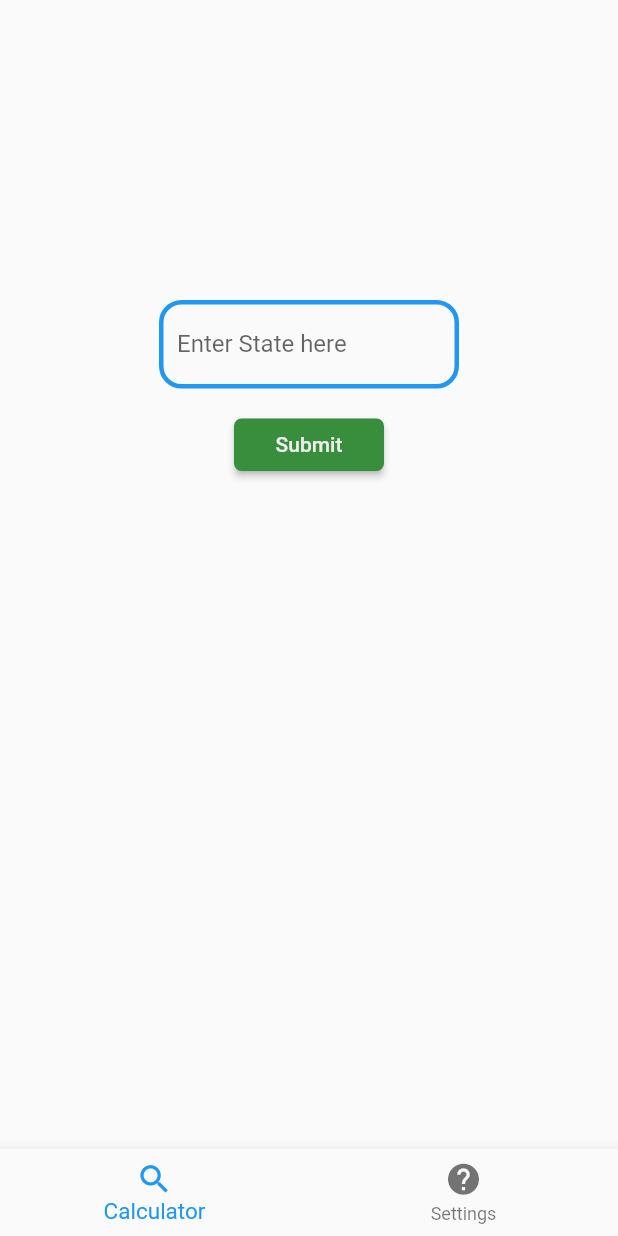
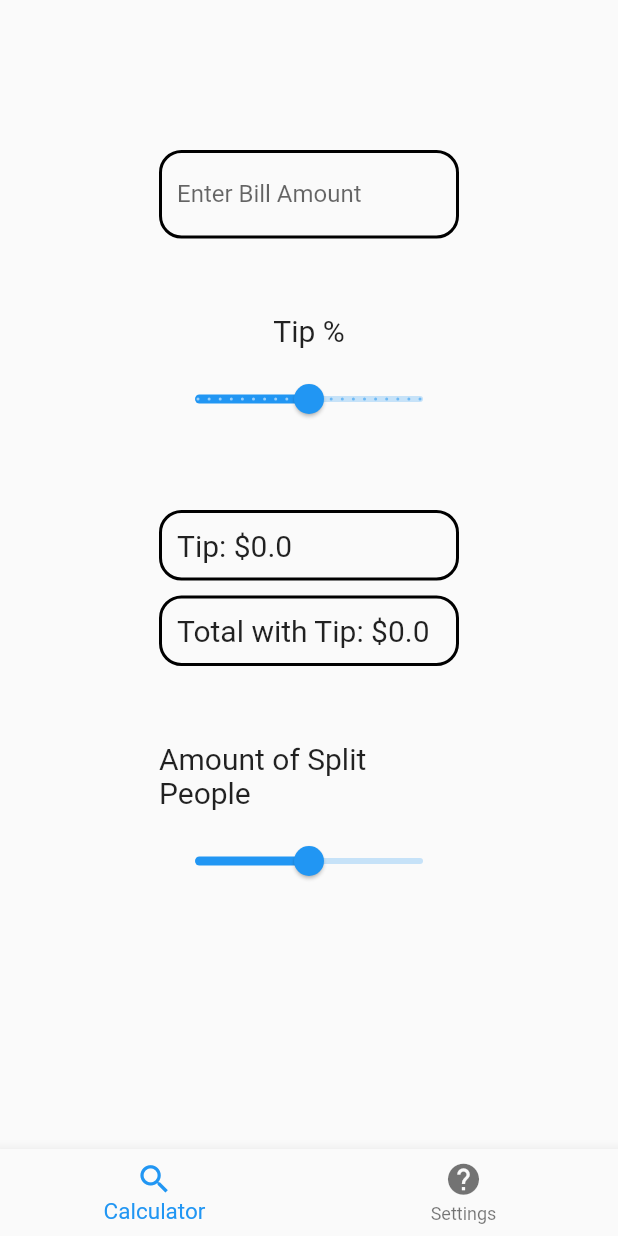
Before and after one commit to akhilk999/tip_calculator, a Flutter app: the screen it shows after launch, on a phone screen of 412 x 824 dp. Run offline on Flutter 3.47's test engine with Material 2 defaults, Android fonts, the phone set to English and light mode, and no system bars.

Commit message:
added input for tip & bill #

```diff
--- a/lib/calculator.dart
+++ b/lib/calculator.dart
@@ -2,6 +2,8 @@ import 'package:flutter/material.dart';
 import 'package:tip_calculator/main.dart';
 
  String region ='';
+var billAmount = 0;
+double tipAmount = 0;
 class Calculator extends StatefulWidget {
   const Calculator({Key key}) : super(key: key);
   @override
@@ -9,80 +11,120 @@ class Calculator extends StatefulWidget {
 }
 
 class _CalculatorState extends State<Calculator> {
+  BoxDecoration myBoxDecoration() {
+    return BoxDecoration(
+      border: Border.all(
+          width: 2.0
+      ),
+      borderRadius: BorderRadius.all(
+          Radius.circular(15.0) //                 <--- border radius here
+      ),
+    );
+  }
+  double _currentSliderValue = 10;
+  double _currentSliderValue2 = 15;
   int charLength = 0;
-
-  final _formKey = GlobalKey<FormState>();
+  TextEditingController textController = new TextEditingController();
   _onChanged(String value) {
-    region = value;
     setState(() {
       charLength = value.length;
     });
+    billAmount = int.parse(textController.text);
   }
   @override
   Widget build(BuildContext context) {
     return Scaffold(
-      body: Center(
+      body: SingleChildScrollView(
+        child: Center(
           child: Column(
             children: [
               Container(
                 width: 200,
-              child: Form(
-                key: _formKey,
                 child: Column(
                       children:[
-                      Container(
-                    height: 200,
-                  ),
+                        Container(height: 100),
                         Container(
                           width: 200,
-                        child: TextFormField(
+                          child: TextField(
+                            controller: textController,
                             textAlign: TextAlign.center,
                             //controller: textController,
                             //autocorrect: true,
                             decoration:
-                          InputDecoration(labelText: 'Enter State here',
+                            InputDecoration(labelText: 'Enter Bill Amount',
                                 enabledBorder: OutlineInputBorder(
-                                borderSide: BorderSide(width: 3, color: Colors.blue),
+                                  borderSide: BorderSide(width: 2),
                                   borderRadius: BorderRadius.circular(15),
                             ),
                                 focusedBorder: OutlineInputBorder(
-                                borderSide: BorderSide(width: 3, color: Colors.red),
+                                  borderSide: BorderSide(width: 3, color: Colors.blue),
+                                  //borderSide: BorderSide(width: 3, color: Colors.red),
                                   borderRadius: BorderRadius.circular(15),
                                 )),
+                            keyboardType: TextInputType.number,
                             onChanged: _onChanged,
-                          validator: (value) {
-                            if (value == null) {
-                              return 'Please enter your state';
-                            }
-                            return null;
+                          ),
+                        ),
+                        Container(height: 50),
+                        Text('Tip %',
+                          style: new TextStyle(fontSize: 20.0),
+                        ),
+                        Container(height: 10),
+                        Slider(
+                          value: _currentSliderValue,
+                          max:20,
+                          divisions: 20,
+                          label: _currentSliderValue.round().toString() + "%",
+                          onChanged: (double value){
+                            setState(() {
+                              _currentSliderValue = value;
+                              tipAmount = value;
+                            });
                           },
                         ),
+                        //Text(billAmount.toString()),
+                        //Text((tipAmount.round()/100).toString()),
+                        Container(height: 50),
+                        Container(
+                            width: 500,
+                            padding: const EdgeInsets.all(10.0),
+                            decoration: myBoxDecoration(),
+                            //double.parse((12.3412).toStringAsFixed(2));
+                            child: Text("Tip: "+r"$"+double.parse((tipAmount/100*billAmount).toStringAsFixed(2)).toString(), style: new TextStyle(fontSize: 20.0),)
                         ),
+                        Container(height: 10),
                         Container(
-                        height: 75.0,
-                        width: 200.0,
-                        padding: EdgeInsets.fromLTRB(50, 20, 50, 20),
-                        child: RaisedButton(
-                          color: Colors.green[700],
-                          shape: RoundedRectangleBorder(
-                              borderRadius: BorderRadius.circular(5.0)),
-                          child: Text("Submit",
-                              style: TextStyle(
-                                color: Colors.grey[200],
-                              )),
-                          onPressed: () {
-                            //Navigator.push(context, MaterialPageRoute(settings: RouteSettings(name: "/southernRegion"),builder: (context) => pacificCoastalRegion()));
+                          width: 500,
+                          padding: const EdgeInsets.all(10.0),
+                          decoration: myBoxDecoration(),
+                            //double.parse((12.3412).toStringAsFixed(2));
+                          child: Text("Total with Tip: "+r"$"+double.parse((billAmount + (tipAmount/100*billAmount)).toStringAsFixed(2)).toString(), style: new TextStyle(fontSize: 20.0),)
+                        ),
+                        Container(height: 50),
+                        Text('Amount of Split People',
+                          style: new TextStyle(fontSize: 20.0),
+                        ),
+                        Container(height: 10),
+                        Slider(
+                          value: _currentSliderValue2,
+                          max:30,
+                          divisions: 30,
+                          label: _currentSliderValue2.round().toString() + " people",
+                          onChanged: (double value){
+                            setState(() {
+                              _currentSliderValue2 = value;
+                              tipAmount = value;
+                            });
                           },
                         ),
-                      ),
                       ]
-                ),
                   ),
               ),
             ],
 
           ),
         ),
+      ),
     );
   }
 }
--- a/lib/settings.dart
+++ b/lib/settings.dart
@@ -16,7 +16,14 @@ class _SettingsState extends State<Settings> {
       body: Center(
         child: Column(
           children: [
-            Text('Settings'),
+            Container(
+              height: 200
+            ),
+            Text('Settings',
+                style: new TextStyle(
+                fontSize: 20.0,
+              ),
+            ),
             Switch(
                 value: isSwitched,
                 onChanged: (state){
```
Lines whose indentation alone changed are shown as unchanged.
